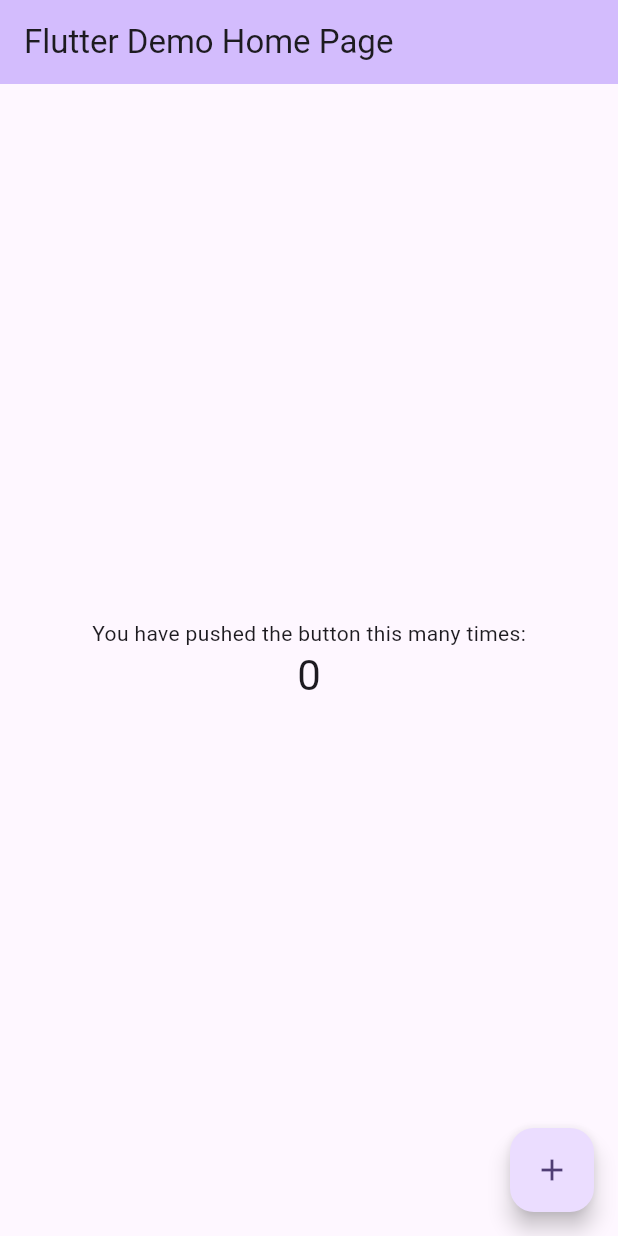
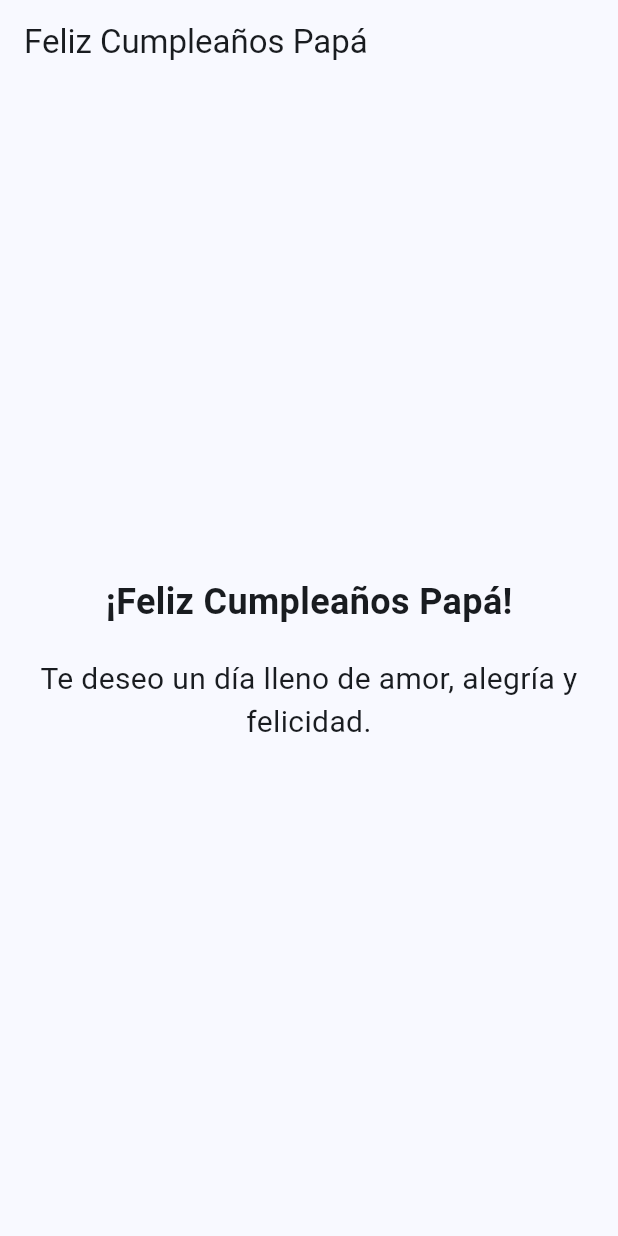
Before and after one commit to Arletteportilla/demo_nativo, a Flutter app: the screen it shows after launch, on a phone screen of 412 x 824 dp. Run offline on Flutter 3.47's test engine with Material 3 defaults, Android fonts, the phone set to English and light mode, and no system bars.

Commit message:
Pagina de inicio para la app en el main.dart

```diff
--- a/lib/main.dart
+++ b/lib/main.dart
@@ -7,119 +7,45 @@
 class MyApp extends StatelessWidget {
   const MyApp({super.key});
 
-  // This widget is the root of your application.
   @override
   Widget build(BuildContext context) {
     return MaterialApp(
-      title: 'Flutter Demo',
+      title: 'Feliz Cumpleaños Papá',
       theme: ThemeData(
-        // This is the theme of your application.
-        //
-        // TRY THIS: Try running your application with "flutter run". You'll see
-        // the application has a purple toolbar. Then, without quitting the app,
-        // try changing the seedColor in the colorScheme below to Colors.green
-        // and then invoke "hot reload" (save your changes or press the "hot
-        // reload" button in a Flutter-supported IDE, or press "r" if you used
-        // the command line to start the app).
-        //
-        // Notice that the counter didn't reset back to zero; the application
-        // state is not lost during the reload. To reset the state, use hot
-        // restart instead.
-        //
-        // This works for code too, not just values: Most code changes can be
-        // tested with just a hot reload.
-        colorScheme: ColorScheme.fromSeed(seedColor: Colors.deepPurple),
+        colorScheme: ColorScheme.fromSeed(seedColor: Colors.blue),
         useMaterial3: true,
       ),
-      home: const MyHomePage(title: 'Flutter Demo Home Page'),
+      home: const BirthdayPage(),
     );
   }
 }
 
-class MyHomePage extends StatefulWidget {
-  const MyHomePage({super.key, required this.title});
-
-  // This widget is the home page of your application. It is stateful, meaning
-  // that it has a State object (defined below) that contains fields that affect
-  // how it looks.
-
-  // This class is the configuration for the state. It holds the values (in this
-  // case the title) provided by the parent (in this case the App widget) and
-  // used by the build method of the State. Fields in a Widget subclass are
-  // always marked "final".
-
-  final String title;
-
-  @override
-  State<MyHomePage> createState() => _MyHomePageState();
-}
-
-class _MyHomePageState extends State<MyHomePage> {
-  int _counter = 0;
-
-  void _incrementCounter() {
-    setState(() {
-      // This call to setState tells the Flutter framework that something has
-      // changed in this State, which causes it to rerun the build method below
-      // so that the display can reflect the updated values. If we changed
-      // _counter without calling setState(), then the build method would not be
-      // called again, and so nothing would appear to happen.
-      _counter++;
-    });
-  }
+class BirthdayPage extends StatelessWidget {
+  const BirthdayPage({super.key});
 
   @override
   Widget build(BuildContext context) {
-    // This method is rerun every time setState is called, for instance as done
-    // by the _incrementCounter method above.
-    //
-    // The Flutter framework has been optimized to make rerunning build methods
-    // fast, so that you can just rebuild anything that needs updating rather
-    // than having to individually change instances of widgets.
     return Scaffold(
       appBar: AppBar(
-        // TRY THIS: Try changing the color here to a specific color (to
-        // Colors.amber, perhaps?) and trigger a hot reload to see the AppBar
-        // change color while the other colors stay the same.
-        backgroundColor: Theme.of(context).colorScheme.inversePrimary,
-        // Here we take the value from the MyHomePage object that was created by
-        // the App.build method, and use it to set our appbar title.
-        title: Text(widget.title),
+        title: const Text('Feliz Cumpleaños Papá'),
       ),
       body: Center(
-        // Center is a layout widget. It takes a single child and positions it
-        // in the middle of the parent.
         child: Column(
-          // Column is also a layout widget. It takes a list of children and
-          // arranges them vertically. By default, it sizes itself to fit its
-          // children horizontally, and tries to be as tall as its parent.
-          //
-          // Column has various properties to control how it sizes itself and
-          // how it positions its children. Here we use mainAxisAlignment to
-          // center the children vertically; the main axis here is the vertical
-          // axis because Columns are vertical (the cross axis would be
-          // horizontal).
-          //
-          // TRY THIS: Invoke "debug painting" (choose the "Toggle Debug Paint"
-          // action in the IDE, or press "p" in the console), to see the
-          // wireframe for each widget.
           mainAxisAlignment: MainAxisAlignment.center,
-          children: <Widget>[
-            const Text(
-              'You have pushed the button this many times:',
+          children: const <Widget>[
+            Text(
+              '¡Feliz Cumpleaños Papá!',
+              style: TextStyle(fontSize: 24, fontWeight: FontWeight.bold),
             ),
+            SizedBox(height: 20),
             Text(
-              '$_counter',
-              style: Theme.of(context).textTheme.headlineMedium,
+              'Te deseo un día lleno de amor, alegría y felicidad.',
+              textAlign: TextAlign.center,
+              style: TextStyle(fontSize: 20),
             ),
           ],
         ),
       ),
-      floatingActionButton: FloatingActionButton(
-        onPressed: _incrementCounter,
-        tooltip: 'Increment',
-        child: const Icon(Icons.add),
-      ), // This trailing comma makes auto-formatting nicer for build methods.
     );
   }
 }
```
